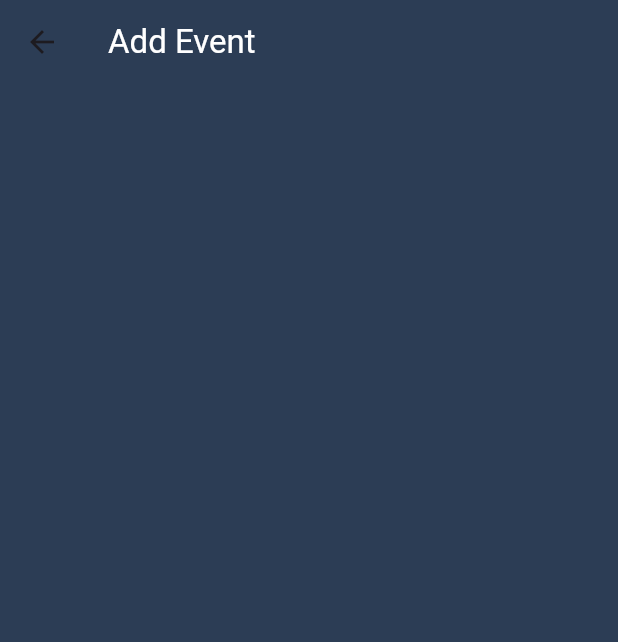
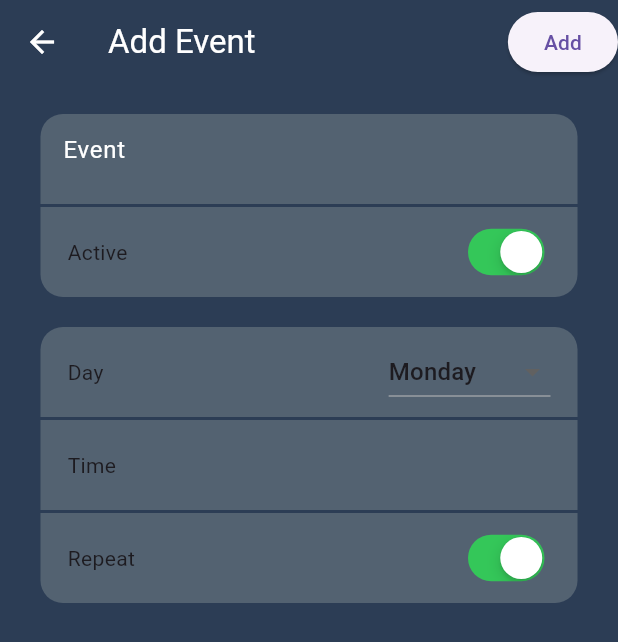
Before and after one commit to KaymacIX/Dart-SchoolPlanner-App, a Flutter app: the NavDrawer widget shown alone on an empty page, opened directly, after a tap on "Overview", after a tap on the "add" icon, on a phone screen of 412 x 824 dp. Shown: the top 642 px of the screen. Run offline on Flutter 3.47's test engine with Material 3 defaults, Android fonts, the phone set to English and light mode, and no system bars; our stand-ins replace sqflite; accounts and stored records are empty.

Commit message:
Worked on the Add event screen.(not finished)

```diff
--- a/lib/components/floating_add_button.dart
+++ b/lib/components/floating_add_button.dart
@@ -7,7 +7,7 @@ class AddButton extends StatelessWidget {
   @override
   Widget build(BuildContext context) {
     return FloatingActionButton(
-      onPressed: () => Navigator.pushReplacement(context, MaterialPageRoute(
+      onPressed: () => Navigator.push(context, MaterialPageRoute(
         builder: (context) {
           return AddEvent();
           },
--- a/lib/components/nav_drawer.dart
+++ b/lib/components/nav_drawer.dart
@@ -12,14 +12,27 @@ class NavDrawer extends StatelessWidget {
     return Drawer(
       backgroundColor: const Color(0xff2c3d55),
 
+      child: Padding(
+        padding: const EdgeInsets.symmetric(horizontal: 28),
         child: ListView(
           children: [
-          DrawerHeader(child: const Text("Overview",
+
+            SizedBox(
+              height: 20,
+            ),
+
+            Text(
+              "School Planner",
               style: TextStyle(
-                color: Colors.white
+                color: Colors.white,
+                fontSize: 20,
+                fontWeight: FontWeight.bold
               ),
-          )
             ),
+
+            Divider(),
+
+            SizedBox(height: 20,),
             //OVERVIEW TILE
             ListTile(
               title: Text("Overview",
@@ -29,7 +42,7 @@ class NavDrawer extends StatelessWidget {
               ),
               onTap: () => Navigator.pushReplacement(context, MaterialPageRoute(
                 builder: (context) {
-                return Overview();
+                  return const Overview();
                 },
               )),
             ),
@@ -78,6 +91,7 @@ class NavDrawer extends StatelessWidget {
 
           ],
         ),
+      ),
     );
   }
 }
--- a/lib/main.dart
+++ b/lib/main.dart
@@ -1,7 +1,6 @@
 import 'package:flutter/material.dart';
 import 'package:student_planner/screens/overview.dart';
-// import 'screens/overview.dart';
-import 'screens/loading_screen.dart';
+import 'package:student_planner/screens/loading_screen.dart';
 
 void main() {
   runApp(const PlannerApp());
--- a/lib/screens/add_event.dart
+++ b/lib/screens/add_event.dart
@@ -1,19 +1,215 @@
+import 'package:flutter/cupertino.dart';
 import 'package:flutter/material.dart';
+import 'package:student_planner/services/sqlite/sqlite_utils.dart';
+import 'package:student_planner/components/event_form.dart';
 
-class AddEvent extends StatelessWidget {
+class AddEvent extends StatefulWidget {
   const AddEvent({super.key});
 
   @override
+  State<AddEvent> createState() => _AddEventState();
+}
+
+class _AddEventState extends State<AddEvent> {
+  @override
   Widget build(BuildContext context) {
     return Scaffold(
-      backgroundColor: Color(0xff2c3d55),
-      appBar: AppBar(
-        title: Text("Add Event",
-        style: TextStyle(
+        backgroundColor: Color(0xff2c3d55),
+
+
+        appBar: AppBar(
+          leading: IconButton(
+            onPressed: () => Navigator.pop(context),
+            icon: Icon(Icons.arrow_back,
             color: Colors.white,
-        ),),
-        backgroundColor: Color(0xff2c3d55),
-      ),
+            ),
+          ),
+          title: const Text(
+            "Add Event",
+            style: TextStyle(
+              color: Colors.white,
+            ),
+          ),
+          actions: [
+            ElevatedButton(
+                onPressed: () {},
+                child: Text("Add")
+            )
+          ],
+          backgroundColor: Color(0xff2c3d55),
+        ),
+
+
+        body: Padding(
+          padding: const EdgeInsets.only(left: 27, right: 27, top: 20),
+
+
+          // TEXT FORM FIELD
+          child: Column(
+            children: [
+
+              // EVENT NAME
+              Container(
+                // padding: EdgeInsets.symmetric(horizontal: 18),
+                decoration: const BoxDecoration(
+                  color: Color(0xff536271),
+                  borderRadius: BorderRadius.only(
+                    topLeft: Radius.circular(15),
+                    topRight: Radius.circular(15),
+                  ),
+                ),
+                height: 60,
+                child: const Padding(
+                  padding: EdgeInsets.symmetric(horizontal: 15),
+                  child: TextField(
+                    decoration: InputDecoration(
+                      border: InputBorder.none,
+                      hintText: "Event",
+                      hintStyle: TextStyle(
+                        color: Colors.white,
+                      ),
+                    ),
+                  ),
+                ),
+              ),
+
+              const SizedBox(
+                height: 2,
+              ),
+
+              // IS ACTIVE SELECTOR
+              Container(
+                padding: const EdgeInsets.symmetric(horizontal: 18),
+                decoration: const BoxDecoration(
+                  color: Color(0xff536271),
+                  borderRadius: BorderRadius.only(
+                    bottomLeft: Radius.circular(15),
+                    bottomRight: Radius.circular(15),
+                  ),
+                ),
+                height: 60,
+                child: Row(
+                  mainAxisAlignment: MainAxisAlignment.spaceEvenly,
+                  children: [
+                    Text("Active"),
+                    Spacer(),
+                    CupertinoSwitch(value: true, onChanged: (value) {})
+
+                  ],
+                ),
+              ),
+              const SizedBox(
+                height: 20,
+              ),
+
+              // DAY SELECTOR
+              Container(
+                padding: EdgeInsets.symmetric(horizontal: 18),
+                decoration: const BoxDecoration(
+                  color: Color(0xff536271),
+                  borderRadius: BorderRadius.only(
+                    topLeft: Radius.circular(15),
+                    topRight: Radius.circular(15),
+                  ),
+                ),
+                height: 60,
+                child: Row(
+                  children: [
+
+                    Text("Day",
+
+                    ),
+
+                    Spacer(),
+
+                    DropdownButton(
+                      value: 'Monday', // Assign the value to get a preview
+                      items: [
+                        DropdownMenuItem(
+                          value: 'Monday',
+                          child: Text('Monday'),
+                        ),
+                        DropdownMenuItem(
+                          value: 'Tuesday',
+                          child: Text('Tuesday'),
+                        ),
+                        DropdownMenuItem(
+                          value: 'Tuesday',
+                          child: Text('Wednesday'),
+                        ),
+                        DropdownMenuItem(
+                          value: 'Tuesday',
+                          child: Text('Thursday'),
+                        ),
+                        DropdownMenuItem(
+                          value: 'Tuesday',
+                          child: Text('Friday'),
+                        ),
+                        DropdownMenuItem(
+                          value: 'Tuesday',
+                          child: Text('Saturday'),
+                        ),
+                        DropdownMenuItem(
+                          value: 'Tuesday',
+                          child: Text('Sunday'),
+                        ),
+                      ], onChanged: (value) {},
+                    )
+                  ],
+                ),
+              ),
+              const SizedBox(
+                height: 2,
+              ),
+
+
+              // TIME SELECTOR
+              Container(
+                padding: EdgeInsets.symmetric(horizontal: 18),
+                decoration: const BoxDecoration(
+                  color: Color(0xff536271),
+                  ),
+                height: 60,
+                child: Row(
+                  children: [
+
+                      Text("Time"),
+                  ],
+                ),
+              ),
+              const SizedBox(
+                height: 2,
+              ),
+
+
+              // IS REPEATING
+              Container(
+                padding: EdgeInsets.symmetric(horizontal: 18),
+                decoration: const BoxDecoration(
+                  color: Color(0xff536271),
+                  borderRadius: BorderRadius.only(
+                    bottomLeft: Radius.circular(15),
+                    bottomRight: Radius.circular(15),
+                  ),
+                ),
+                height: 60,
+                child: Row(
+
+                  children: [
+                    Text("Repeat"),
+                    Spacer(),
+                    CupertinoSwitch(value: true, onChanged: (value) {})
+                  ],
+                ),
+              ),
+
+            ],
+          )
+
+
+
+          //TEXT FORM FIELD
+        ),
     );
   }
 }
--- a/lib/screens/overview.dart
+++ b/lib/screens/overview.dart
@@ -23,6 +23,9 @@ class Overview extends StatelessWidget {
           ),
         ),
       ),
+      body: const SingleChildScrollView(
+
+      ),
       floatingActionButton: const AddButton(),
     );
   }
--- /dev/null
+++ b/lib/services/sqlite/database_constants.dart
@@ -0,0 +1,11 @@
+const dbVersion = 1;
+const dbName = "student_planner";
+
+const columnId = "id";
+
+const tableEvent = "events";
+const columnEvent_name = "event_name";
+const columnStart_time = "start_time";
+const columnEnd_time = "end_time";
+const columnIs_active = "is_active";
+const columnRepeat_status = "repeat_status";
```
Also changed, not shown: lib/components/event_form.dart (added, +20 -0 lines), lib/screens/agenda.dart (+15 -1 lines), lib/screens/calendar.dart (+15 -1 lines), lib/screens/timetable.dart (+15 -2 lines), lib/services/sqlite/sqlite_utils.dart (added, +133 -0 lines), lib/assets/images/home-03.png (added), pubspec.lock, 1 other file. Lines whose indentation alone changed are shown as unchanged.
